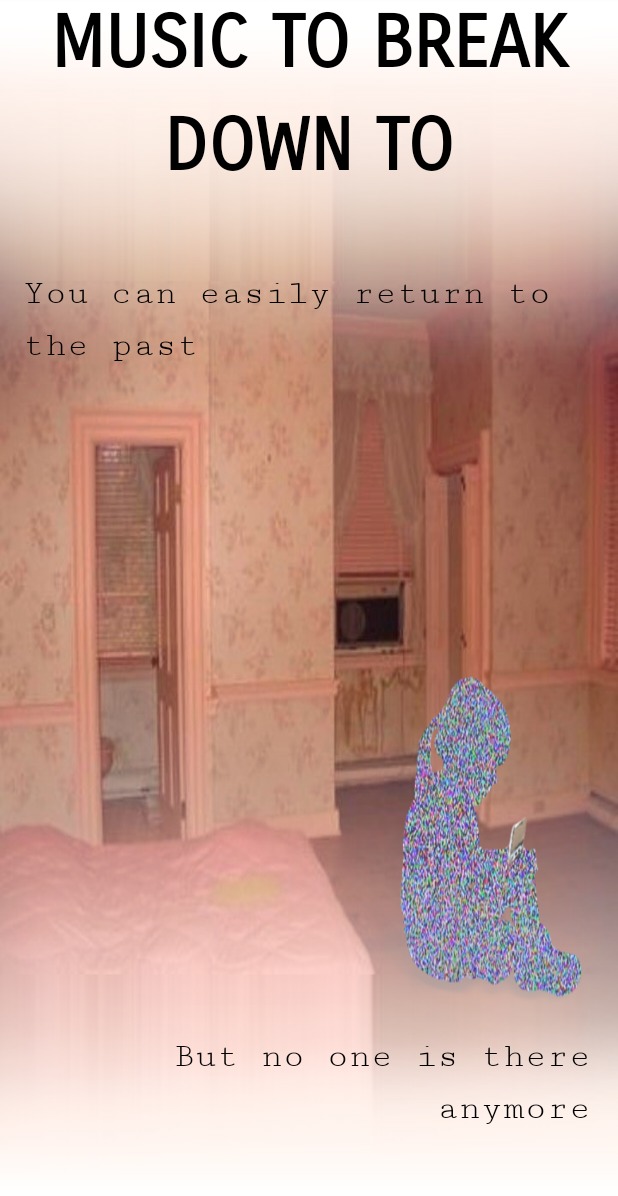
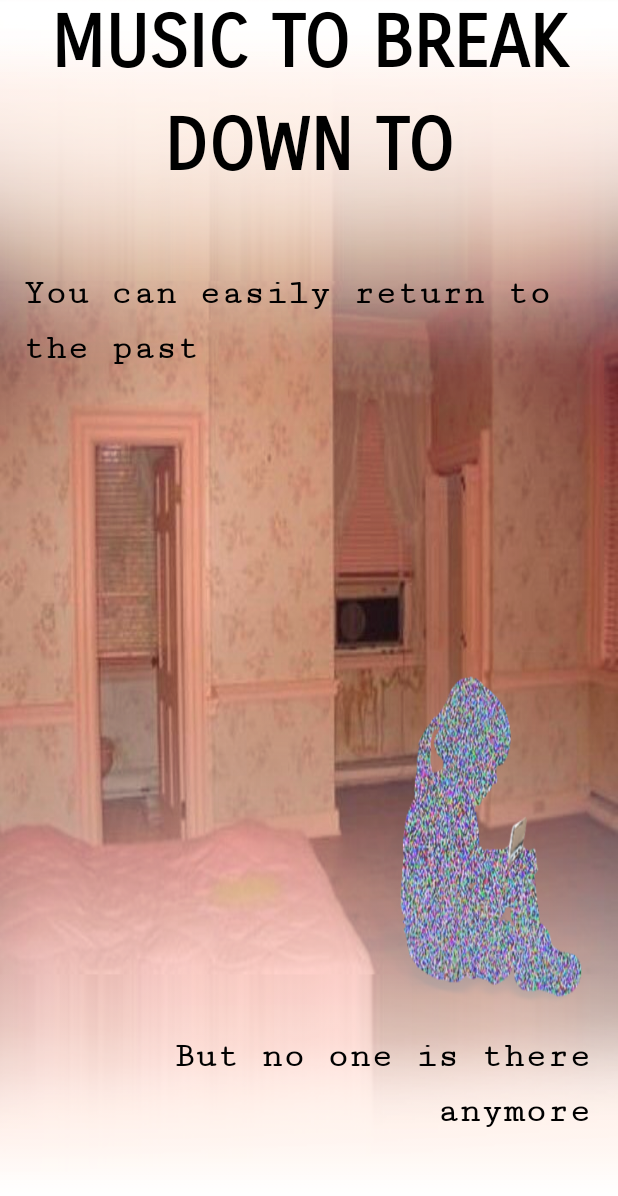
Before and after one commit to Bsmith179/chp_6_assignment, an Android app: the screen it shows after launch (SplashActivity), on a phone screen of 412 x 824 dp. Shown: the top 1196 px of the screen. Run offline under Robolectric (Android 15) with nearby library versions, the phone set to English and light mode, and no system bars.

```diff
--- a/app/src/main/res/layout/activity_splash.xml
+++ b/app/src/main/res/layout/activity_splash.xml
@@ -36,11 +36,12 @@
         android:layout_width="382dp"
         android:layout_height="69dp"
         android:fontFamily="serif-monospace"
-        android:lineSpacingExtra="8sp"
+        android:lineSpacingExtra="10sp"
         android:text="@string/tvTag1"
         android:textAlignment="textStart"
         android:textColor="@color/black"
         android:textSize="24sp"
+        android:textStyle="bold"
         app:layout_constraintBottom_toBottomOf="parent"
         app:layout_constraintEnd_toEndOf="parent"
         app:layout_constraintHorizontal_bias=".5"
@@ -53,13 +54,14 @@
         android:layout_width="375dp"
         android:layout_height="70dp"
         android:fontFamily="serif-monospace"
-        android:lineSpacingExtra="8sp"
+        android:lineSpacingExtra="10sp"
         android:text="@string/tvTag2"
         android:textAlignment="textEnd"
         android:textAllCaps="false"
         android:textAppearance="@style/TextAppearance.AppCompat.Display3"
         android:textColor="@color/black"
         android:textSize="24sp"
+        android:textStyle="bold"
         app:layout_constraintBottom_toBottomOf="parent"
         app:layout_constraintEnd_toEndOf="parent"
         app:layout_constraintStart_toStartOf="parent"
```
Also changed, not shown: app/src/main/java/com/example/lab6_bsmith179_1/MainActivity.java (+29 -0 lines), 2 other files.
